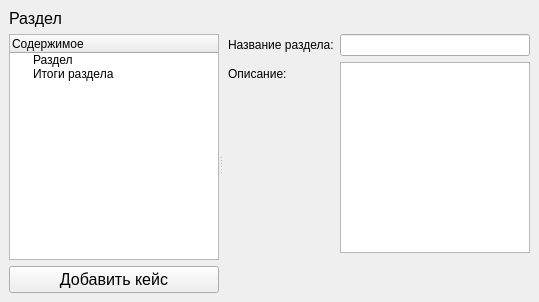
Old version of the form editor/sectioneditform.ui in the repository TheMrButcher/offline-mentor.
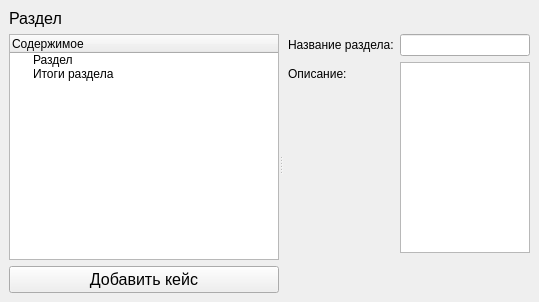
New version of the form. Icons and pictures are not drawn.

Diff of the .ui file:
```diff
--- a/editor/sectioneditform.ui
+++ b/editor/sectioneditform.ui
@@ -62,6 +62,12 @@
       <layout class="QVBoxLayout" name="verticalLayout_2">
        <item>
         <widget class="QTreeWidget" name="treeWidget">
+         <property name="minimumSize">
+          <size>
+           <width>270</width>
+           <height>0</height>
+          </size>
+         </property>
          <property name="dragEnabled">
           <bool>true</bool>
          </property>
```
